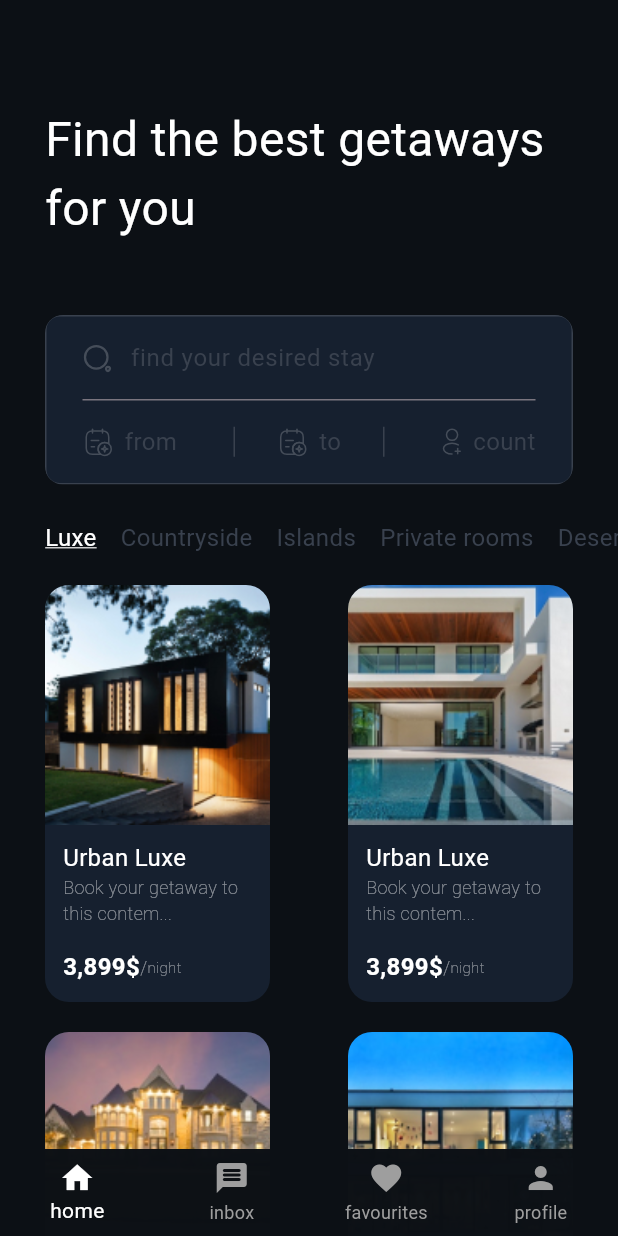
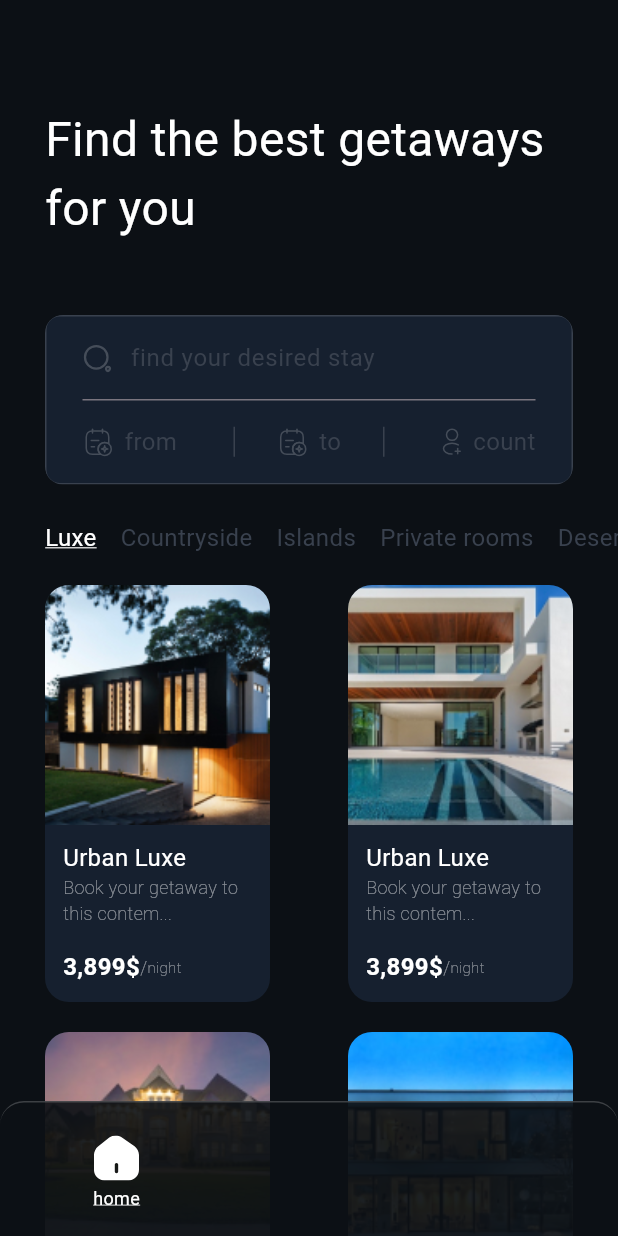
Before and after one commit to kchasiotis/portofolio-flutter-hotel, a Flutter app: the screen it shows after launch, on a phone screen of 412 x 824 dp. Run offline on Flutter 3.47's test engine with Material 3 defaults, Android fonts, the phone set to English and light mode, and no system bars; our stand-ins replace flutter_svg.

Commit message:
Adds home to navbar

```diff
--- a/lib/screens/home/custom_nav_bar.dart
+++ b/lib/screens/home/custom_nav_bar.dart
@@ -1,4 +1,8 @@
 import 'package:flutter/material.dart';
+import 'package:flutter_svg/flutter_svg.dart';
+import 'package:portofolio/screens/getaways/widgets/input_widget.dart';
+
+Color bottonNavBgColor = Color(0xff0C1015);
 
 class CustomNavBar extends StatefulWidget {
   static int _selectedIndex = 0;
@@ -18,34 +22,56 @@ class CustomNavBarState extends State<CustomNavBar> {
 
   @override
   Widget build(BuildContext context) {
-
-    return BottomNavigationBar(
-        elevation: 0, // to get rid of the shadow
-        currentIndex: CustomNavBar._selectedIndex,
-        selectedItemColor: Colors.white,
-        onTap: _onItemTapped,
-        backgroundColor: Color(0xff0C1015).withOpacity(0.99), // transparent, you could use 0x44aaaaff to make it slightly less transparent with a blue hue.
-        type: BottomNavigationBarType.fixed,
-        unselectedItemColor: Colors.grey,
-        items: const <BottomNavigationBarItem>[
-          BottomNavigationBarItem(
-            icon: Icon(Icons.home),
-            label: 'home',
+    return SafeArea(
+        child: Container(
+      height: 90,
+      //TODO: In Future remove the height
+      padding: const EdgeInsets.all(12),
+      margin: const EdgeInsets.symmetric(horizontal: 0),
+      decoration: BoxDecoration(
+        color: bottonNavBgColor.withOpacity(0.9),
+        border: Border(top: BorderSide(color: Colors.white.withOpacity(0.2))),
+        borderRadius: BorderRadius.only(
+            topLeft: Radius.circular(16), topRight: Radius.circular(16)),
+        boxShadow: [
+          BoxShadow(
+            color: bottonNavBgColor.withOpacity(0.3),
+            offset: const Offset(0, 20),
+            blurRadius: 20,
           ),
-          BottomNavigationBarItem(
-            icon: Icon(Icons.message_rounded),
-            label: 'inbox',
-          ),
-          BottomNavigationBarItem(
-            icon: Icon(Icons.favorite),
-            label: 'favourites',
-          ),
-          BottomNavigationBarItem(
-            icon: Icon(Icons.person),
-            label: 'profile',
-          ),
-        ]
-    );
+        ],
+      ),
+      // TODO: Animated Icons,
+      child: Padding(
+          padding:
+              const EdgeInsets.only(left: 50, right: 50, top: 10, bottom: 0),
+          child: Row(
+            mainAxisAlignment: MainAxisAlignment.spaceBetween,
+            children: [
+              Column(
+                children: [
+                  SvgPicture.asset(
+                    'images/nav_bar/home-cropped.svg',
+                    width: 30,
+                    height: 30,
+                  ),
+                  Padding(
+                    padding: EdgeInsets.only(top: 3),
+                    child: Text(
+                      'home',
+                      style: TextStyle(
+                        color: Colors.white,
+                        fontSize: 12,
+                        decoration: TextDecoration.underline,
+                        decorationColor: Colors.white,
+                      ),
+                    ),
+                  )
+                ],
+              )
+            ],
+          )),
+    ));
   }
 
   @override
--- a/pubspec.yaml
+++ b/pubspec.yaml
@@ -61,7 +61,8 @@ flutter:
 
   # To add assets to your application, add an assets section, like this:
   assets:
-   - images/
+    - images/
+    - images/nav_bar/
 
   # An image asset can refer to one or more resolution-specific "variants", see
   # https://flutter.dev/assets-and-images/#resolution-aware
```
Also changed, not shown: images/nav_bar/home-cropped.svg (added), images/nav_bar/home.png (added), images/nav_bar/home.svg (added).
